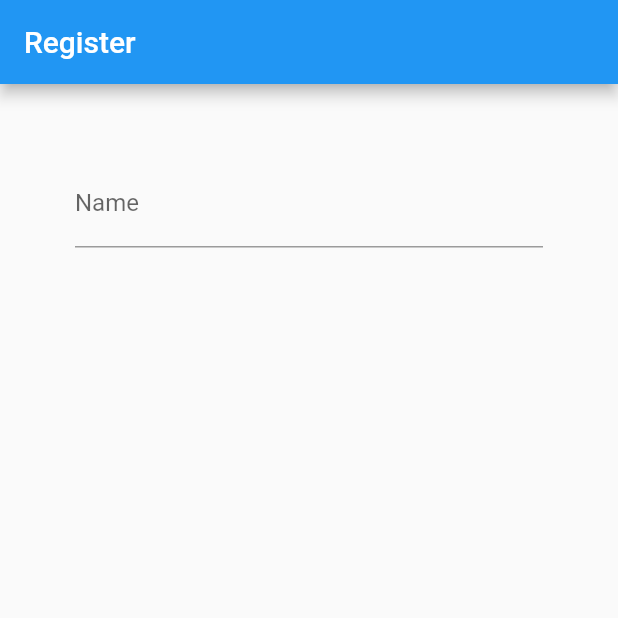
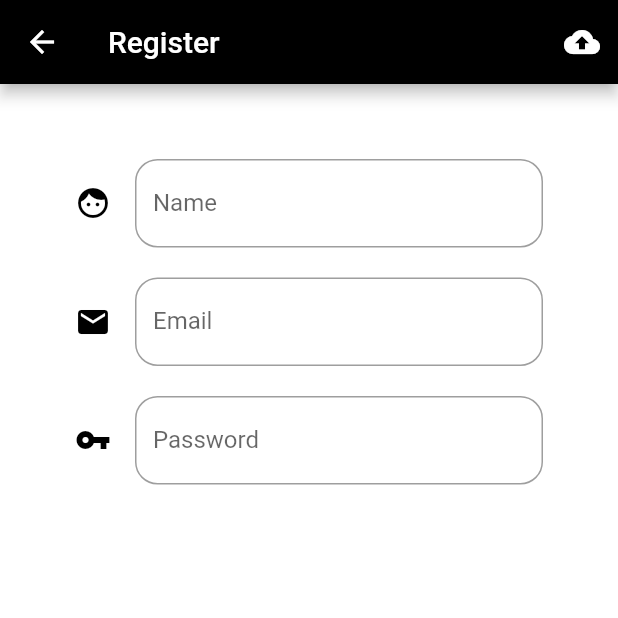
Before and after one commit to theeraphol/JittiFirebase, a Flutter app: the Register screen opened directly, on a phone screen of 412 x 824 dp, the top half of it. Run offline on Flutter 3.47's test engine with Material 2 defaults, Android fonts, the phone set to English and light mode, and no system bars.

Commit message:
day2 before lunch

```diff
--- a/lib/main.dart
+++ b/lib/main.dart
@@ -13,8 +13,9 @@ class MyApp extends StatelessWidget {
     SystemChrome.setPreferredOrientations(
         [DeviceOrientation.portraitUp, DeviceOrientation.portraitDown]);
     return MaterialApp(
+      debugShowCheckedModeBanner: false,
       title: 'M!KE Firebase',
-      home: Register(),
+      home: Authen(),
     );
   }
 }
--- a/lib/screens/register.dart
+++ b/lib/screens/register.dart
@@ -6,10 +6,69 @@ class Register extends StatefulWidget {
 }
 
 class _RegisterState extends State<Register> {
+  Widget passwordTextFormField() {
+    return TextFormField(
+      obscureText: true,
+      decoration: InputDecoration(
+          enabledBorder: OutlineInputBorder(
+              borderRadius: BorderRadius.circular(15.0),
+              borderSide: BorderSide(
+                width: 1.0,
+                color: Colors.grey,
+              )),
+          labelText: 'Password',
+          hintText: 'Type your Password',
+          icon: Icon(
+            Icons.vpn_key,
+            color: Colors.black,
+          )),
+    );
+  }
+
+  Widget emailTextFormField() {
+    return TextFormField(
+      decoration: InputDecoration(
+          enabledBorder: OutlineInputBorder(
+              borderRadius: BorderRadius.circular(15.0),
+              borderSide: BorderSide(
+                width: 1.0,
+                color: Colors.grey,
+              )),
+          labelText: 'Email',
+          hintText: 'Type your Email',
+          icon: Icon(
+            Icons.email,
+            color: Colors.black,
+          )),
+    );
+  }
+
   Widget nameTextFormField() {
     return TextFormField(
-      decoration:
-          InputDecoration(labelText: 'Name', hintText: 'Type Your Name'),
+      decoration: InputDecoration(
+          enabledBorder: OutlineInputBorder(
+            borderRadius: BorderRadius.circular(15.0),
+            borderSide: BorderSide(
+              width: 1.0,
+              color: Colors.grey,
+            ),
+          ),
+          labelText: 'Name',
+          hintText: 'Type Your Name',
+          icon: Icon(
+            Icons.face,
+            color: Colors.black,
+          )),
+    );
+  }
+
+  Widget uploadButton() {
+    return IconButton(
+      icon: Icon(Icons.cloud_upload),
+      tooltip: 'Upload to Firebase',
+      onPressed: () {
+        print("you click upload");
+      },
     );
   }
 
@@ -17,12 +76,36 @@ class _RegisterState extends State<Register> {
   Widget build(BuildContext context) {
     return Scaffold(
       appBar: AppBar(
+        backgroundColor: Colors.black,
         title: Text("Register"),
+        actions: <Widget>[uploadButton()],
       ),
       body: Container(
+        decoration: BoxDecoration(
+          gradient: RadialGradient(
+            colors: [
+              Colors.white,
+              Colors.white,
+            ],
+            radius: 1.5,
+            center: Alignment(0, 0),
+          ),
+        ),
         padding: EdgeInsets.all(50.0),
         child: Column(
-          children: <Widget>[nameTextFormField()],
+          children: <Widget>[
+            Container(
+              child: nameTextFormField(),
+            ),
+            Container(
+              child: emailTextFormField(),
+              padding: EdgeInsets.only(top: 20.0),
+            ),
+            Container(
+              child: passwordTextFormField(),
+              padding: EdgeInsets.only(top: 20.0),
+            ),
+          ],
         ),
       ),
     );
```
Also changed, not shown: lib/screens/authen.dart (+24 -13 lines).
